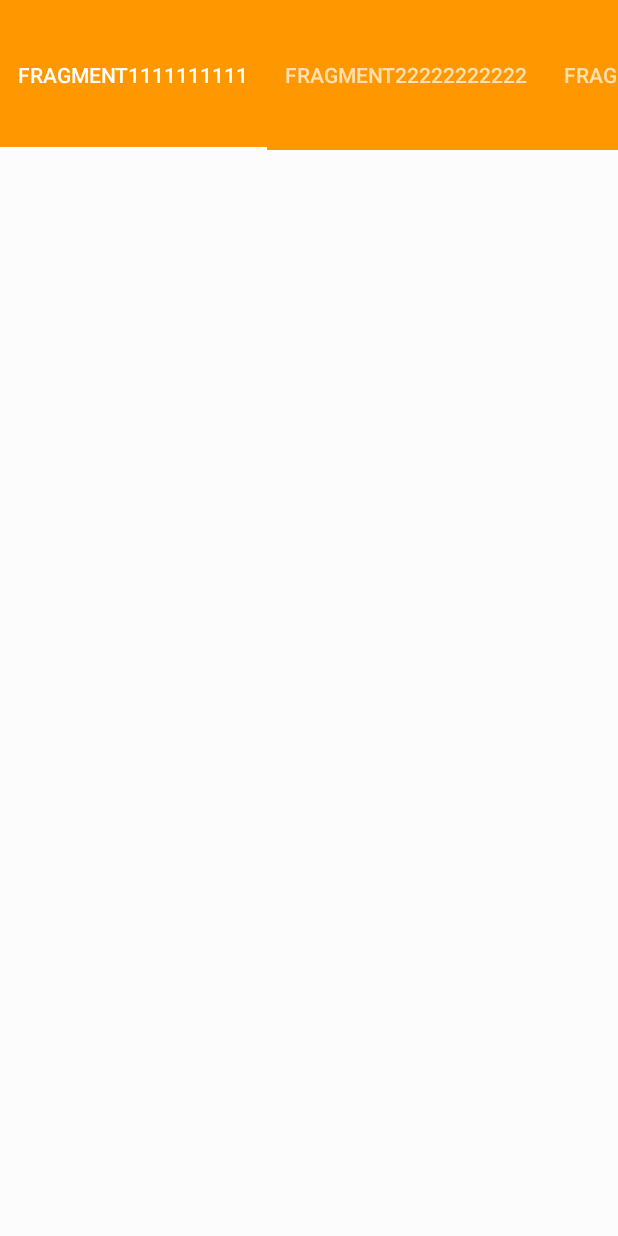
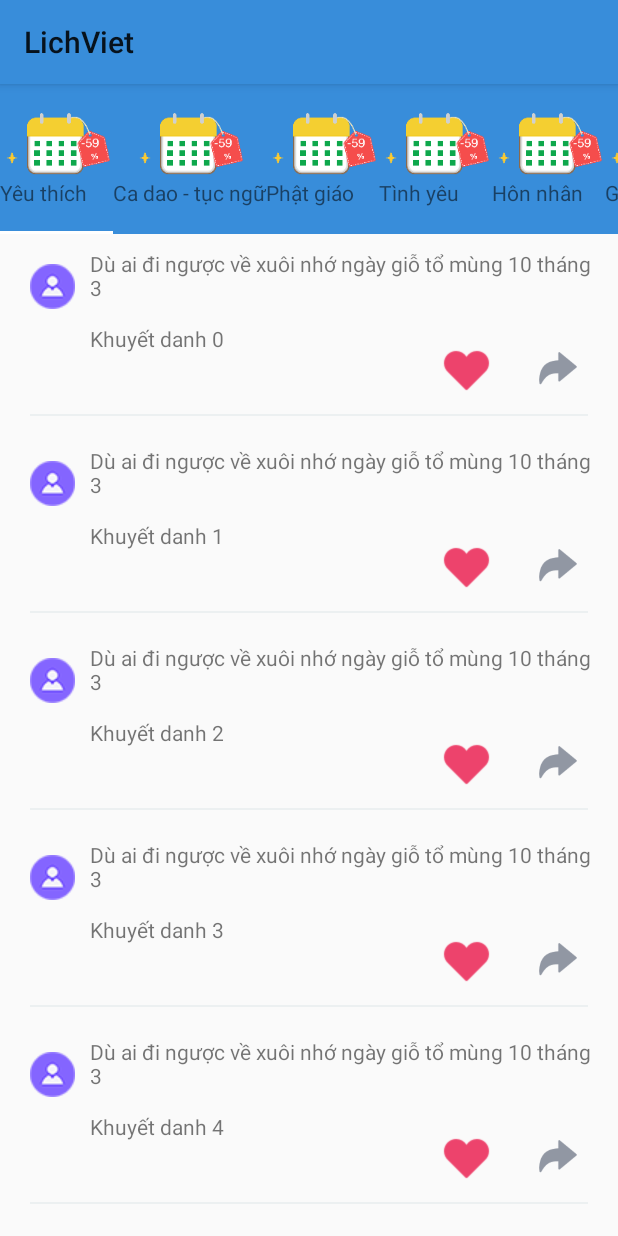
Before and after one commit to sonnvph06390/LichViet, an Android app: the DanhNgonActivity screen opened directly, with no data from a screen before it, on a phone screen of 412 x 824 dp. Run offline under Robolectric (Android 15) with nearby library versions, the phone set to English and light mode, and no system bars.

Commit message:
hoàn thiện fragment danh ngôn

```diff
--- a/app/src/main/AndroidManifest.xml
+++ b/app/src/main/AndroidManifest.xml
@@ -18,7 +18,8 @@
             android:name=".activity.SuKienActivity"
             android:theme="@style/AppTheme.NoActionBar" />
         <activity android:name=".activity.Tuvi2019Activity"></activity>
-        <activity android:name=".activity.DanhNgonActivity" />
+        <activity android:name=".activity.DanhNgonActivity"
+           android:theme="@style/AppTheme.ActionBar"/>
         <activity
             android:name=".activity.MonthViewActivity"
             android:theme="@style/AppThemeNoBar">
--- a/app/src/main/java/com/thuanthanh/lichviet/activity/DanhNgonActivity.java
+++ b/app/src/main/java/com/thuanthanh/lichviet/activity/DanhNgonActivity.java
@@ -1,6 +1,8 @@
 package com.thuanthanh.lichviet.activity;
 
 import android.os.Bundle;
+import android.view.LayoutInflater;
+import android.widget.TextView;
 
 import androidx.appcompat.app.ActionBar;
 import androidx.appcompat.app.AppCompatActivity;
@@ -17,20 +19,40 @@ import java.util.ArrayList;
 
 public class DanhNgonActivity extends AppCompatActivity {
     private TabLayout tabLayout;
+    private TabLayout tabLayout2;
     ViewPager viewPager;
     TabScrollDanhNgonAdapter viewPagerAdapter;
     ArrayList<Fragment> fragments;
-    ArrayList<String> titles;
+    ArrayList<String> titles = new ArrayList<>();
+    String[] listitle = new String[]{"Yêu thích","Ca dao - tục ngữ","Phật giáo",
+            "Tình yêu","Hôn nhân","Gia đình","Tình  bạn","Động lực","Thành công","Công việc"};
+
 
     @Override
     protected void onCreate(Bundle savedInstanceState) {
         super.onCreate(savedInstanceState);
         setContentView(R.layout.activity_danh_ngon);
         tabLayout = findViewById(R.id.tabLayout);
+        tabLayout2 = findViewById(R.id.tabLayout2);
         viewPager = findViewById(R.id.view_pager);
+//        titles = new ArrayList<>();
         cargarTitles();
         cargarFragment();
         ViewPagerEnTabLayout();
+        setupTabIcons();
+
+
+
+
+    }
+
+    private void setupTabIcons() {
+        for (int i = 0; i < 10; i++) {
+            TextView tab = (TextView) LayoutInflater.from(this).inflate(R.layout.custom_tablayout, null);
+            tab.setText(listitle[i]);
+            tab.setCompoundDrawablesWithIntrinsicBounds(0, R.drawable.i_1nam, 0, 0);
+            tabLayout.getTabAt(i).setCustomView(tab);
+        }
     }
 
     private void cargarFragment() {
@@ -48,17 +70,17 @@ public class DanhNgonActivity extends AppCompatActivity {
     }
 
     private void cargarTitles() {
-        titles = new ArrayList<>();
-        titles.add("Fragment1111111111");
-        titles.add("Fragment22222222222");
-        titles.add("Fragment3333333333");
-        titles.add("Fragment444444444");
-        titles.add("Fragment5555555555");
-        titles.add("Fragment666666666666");
-        titles.add("Fragment666666666666");
-        titles.add("Fragment666666666666");
-        titles.add("Fragment666666666666");
-        titles.add("Fragment666666666666");
+
+        titles.add("Yêu thích");
+        titles.add("Ca dao - tục ngữ");
+        titles.add("Phật giáo");
+        titles.add("Tình yêu");
+        titles.add("Hôn nhân");
+        titles.add("Gia đình");
+        titles.add("Tình  bạn");
+        titles.add("Động lực");
+        titles.add("Thành công");
+        titles.add("Công việc");
 
     }
 
@@ -66,5 +88,6 @@ public class DanhNgonActivity extends AppCompatActivity {
         viewPagerAdapter = new TabScrollDanhNgonAdapter(getSupportFragmentManager(), fragments, titles);
         viewPager.setAdapter(viewPagerAdapter);
         tabLayout.setupWithViewPager(viewPager);
+        tabLayout2.setupWithViewPager(viewPager);
     }
 }
--- /dev/null
+++ b/app/src/main/java/com/thuanthanh/lichviet/adapter/DanhNgonFragmentAdapter.java
@@ -0,0 +1,54 @@
+package com.thuanthanh.lichviet.adapter;
+
+import android.content.Context;
+import android.view.LayoutInflater;
+import android.view.View;
+import android.view.ViewGroup;
+import android.widget.TextView;
+
+import androidx.annotation.NonNull;
+import androidx.recyclerview.widget.RecyclerView;
+
+import com.thuanthanh.lichviet.R;
+import com.thuanthanh.lichviet.model.DanhNgonAuth;
+
+import java.util.List;
+
+public class DanhNgonFragmentAdapter extends RecyclerView.Adapter<DanhNgonFragmentAdapter.MyViewHolder> {
+    Context context;
+    List<DanhNgonAuth>listModel;
+
+    public DanhNgonFragmentAdapter(Context context, List<DanhNgonAuth> listModel) {
+        this.context = context;
+        this.listModel = listModel;
+    }
+
+    @NonNull
+    @Override
+    public MyViewHolder onCreateViewHolder(@NonNull ViewGroup parent, int viewType) {
+        View view= LayoutInflater.from(context).inflate(R.layout.item_danhngon_tab,parent,false);
+        return new MyViewHolder(view);
+    }
+
+    @Override
+    public void onBindViewHolder(@NonNull MyViewHolder holder, int position) {
+            holder.danhngon.setText(listModel.get(position).getDanhngon());
+            holder.tacgia.setText(listModel.get(position).getTacgia());
+
+    }
+
+    @Override
+    public int getItemCount() {
+        return listModel.size();
+    }
+
+    public class MyViewHolder extends RecyclerView.ViewHolder {
+        TextView danhngon;
+        TextView tacgia;
+        public MyViewHolder(@NonNull View itemView) {
+            super(itemView);
+            danhngon=itemView.findViewById(R.id.tv_item_danhngon);
+            tacgia=itemView.findViewById(R.id.tv_item_tacgia);
+        }
+    }
+}
--- a/app/src/main/java/com/thuanthanh/lichviet/fragment/DanhNgonFragment.java
+++ b/app/src/main/java/com/thuanthanh/lichviet/fragment/DanhNgonFragment.java
@@ -6,14 +6,36 @@ import android.view.View;
 import android.view.ViewGroup;
 
 import androidx.fragment.app.Fragment;
+import androidx.recyclerview.widget.LinearLayoutManager;
+import androidx.recyclerview.widget.RecyclerView;
+
 import com.thuanthanh.lichviet.R;
+import com.thuanthanh.lichviet.adapter.DanhNgonFragmentAdapter;
+import com.thuanthanh.lichviet.model.DanhNgon;
+import com.thuanthanh.lichviet.model.DanhNgonAuth;
+
+import java.util.ArrayList;
+import java.util.List;
 
 public class DanhNgonFragment extends Fragment {
+    RecyclerView recyclerView;
+    List<DanhNgonAuth>danhNgons;
+    DanhNgonFragmentAdapter adapter;
+    LinearLayoutManager linearLayoutManager;
 
     @Override
     public View onCreateView(LayoutInflater inflater, ViewGroup container,
                              Bundle savedInstanceState) {
         View view = inflater.inflate(R.layout.fragment_item_list, container, false);
+        recyclerView = view.findViewById(R.id.rcv_fragment_danhngon);
+        danhNgons = new ArrayList<DanhNgonAuth>();
+        for (int i=0; i<50; i++){
+            danhNgons.add(new DanhNgonAuth("Dù ai đi ngược về xuôi nhớ ngày giỗ tổ mùng 10 tháng 3", "Khuyết danh "+i));
+        }
+        adapter = new DanhNgonFragmentAdapter(getContext(),danhNgons );
+        linearLayoutManager=new LinearLayoutManager(getContext());
+        recyclerView.setAdapter(adapter);
+        recyclerView.setLayoutManager(linearLayoutManager);
         return view;
     }
 
--- /dev/null
+++ b/app/src/main/java/com/thuanthanh/lichviet/model/DanhNgonAuth.java
@@ -0,0 +1,30 @@
+package com.thuanthanh.lichviet.model;
+
+public class DanhNgonAuth {
+    private String danhngon;
+    private String tacgia;
+
+    public DanhNgonAuth() {
+    }
+
+    public DanhNgonAuth(String danhngon, String tacgia) {
+        this.danhngon = danhngon;
+        this.tacgia = tacgia;
+    }
+
+    public String getDanhngon() {
+        return danhngon;
+    }
+
+    public void setDanhngon(String danhngon) {
+        this.danhngon = danhngon;
+    }
+
+    public String getTacgia() {
+        return tacgia;
+    }
+
+    public void setTacgia(String tacgia) {
+        this.tacgia = tacgia;
+    }
+}
--- a/app/src/main/res/layout/activity_danh_ngon.xml
+++ b/app/src/main/res/layout/activity_danh_ngon.xml
@@ -1,26 +1,33 @@
 <?xml version="1.0" encoding="utf-8"?>
-<androidx.coordinatorlayout.widget.CoordinatorLayout xmlns:android="http://schemas.android.com/apk/res/android"
+<FrameLayout xmlns:android="http://schemas.android.com/apk/res/android"
     xmlns:app="http://schemas.android.com/apk/res-auto"
     xmlns:tools="http://schemas.android.com/tools"
     android:layout_width="match_parent"
     android:layout_height="match_parent"
-    android:background="#fcfcfc">
+    android:orientation="vertical"
+    tools:context=".activity.DanhNgonActivity">
+    <com.google.android.material.tabs.TabLayout
+        android:id="@+id/tabLayout2"
+        android:layout_width="match_parent"
+        android:layout_height="50dp"
+        app:layout_collapseMode="parallax"
+        android:background="@color/colorPrimary"
+        app:tabGravity="fill"
+        app:tabMode="scrollable" />
+
+    <androidx.coordinatorlayout.widget.CoordinatorLayout
+        android:id="@+id/coordinatorLayout"
+        android:layout_width="match_parent"
+        android:layout_height="match_parent">
 
         <com.google.android.material.appbar.AppBarLayout
-        android:id="@+id/appbar"
             android:layout_width="match_parent"
-        android:layout_height="100dp"
-        android:theme="@style/ThemeOverlay.AppCompat.Dark.ActionBar">
+            android:layout_height="wrap_content">
 
             <com.google.android.material.appbar.CollapsingToolbarLayout
                 android:layout_width="match_parent"
                 android:layout_height="match_parent"
-            android:background="#FF9800"
-            app:contentScrim="?attr/colorPrimary"
-            app:expandedTitleMarginEnd="64dp"
-            app:expandedTitleMarginStart="48dp"
-            app:layout_scrollFlags="scroll|exitUntilCollapsed"
-            app:title="App title">
+                app:layout_scrollFlags="scroll|exitUntilCollapsed">
 
                 <com.google.android.material.tabs.TabLayout
                     android:id="@+id/tabLayout"
@@ -30,27 +37,15 @@
                     app:tabGravity="fill"
                     app:tabMode="scrollable" />
 
-            <com.google.android.material.tabs.TabLayout
-                android:layout_width="match_parent"
-                android:layout_height="50dp"
-                app:layout_collapseMode="pin"
-                app:tabGravity="fill"
-                app:tabMode="scrollable" />
             </com.google.android.material.appbar.CollapsingToolbarLayout>
         </com.google.android.material.appbar.AppBarLayout>
 
-    <LinearLayout
+        <androidx.viewpager.widget.ViewPager
+            android:paddingTop="50dp"
+            android:id="@+id/view_pager"
             android:layout_width="match_parent"
             android:layout_height="match_parent"
-        android:orientation="vertical"
-        app:layout_behavior="@string/appbar_scrolling_view_behavior">
-
-        <androidx.viewpager.widget.ViewPager
-            android:id="@+id/view_pager"
-            android:layout_width="match_parent"
-            android:layout_height="wrap_content"
             app:layout_behavior="@string/appbar_scrolling_view_behavior" />
 
-    </LinearLayout>
-
     </androidx.coordinatorlayout.widget.CoordinatorLayout>
+</FrameLayout>
--- /dev/null
+++ b/app/src/main/res/layout/custom_tablayout.xml
@@ -0,0 +1,6 @@
+<?xml version="1.0" encoding="utf-8"?>
+<TextView xmlns:android="http://schemas.android.com/apk/res/android"
+    android:layout_width="wrap_content"
+    android:layout_height="wrap_content"
+  android:id="@+id/customTab">
+</TextView>
--- a/app/src/main/res/layout/fragment_item_list.xml
+++ b/app/src/main/res/layout/fragment_item_list.xml
@@ -2,7 +2,7 @@
 <androidx.recyclerview.widget.RecyclerView xmlns:android="http://schemas.android.com/apk/res/android"
     xmlns:app="http://schemas.android.com/apk/res-auto"
     xmlns:tools="http://schemas.android.com/tools"
-    android:id="@+id/list"
+    android:id="@+id/rcv_fragment_danhngon"
     android:name="com.example.tablayout.fragment.ItemFragment"
     android:layout_width="match_parent"
     android:layout_height="match_parent"
--- a/app/src/main/res/layout/item_danhngon_tab.xml
+++ b/app/src/main/res/layout/item_danhngon_tab.xml
@@ -1,7 +1,7 @@
 <?xml version="1.0" encoding="utf-8"?>
 <LinearLayout xmlns:android="http://schemas.android.com/apk/res/android"
     android:layout_width="match_parent"
-    android:layout_height="match_parent"
+    android:layout_height="wrap_content"
     android:padding="10dp"
     android:orientation="vertical">
 
@@ -15,10 +15,11 @@
             android:src="@drawable/sukien_canhan_compact"
             android:layout_width="wrap_content"
             android:layout_height="wrap_content"/>
+
         <TextView
             android:id="@+id/tv_item_danhngon"
             android:layout_width="match_parent"
-            android:layout_height="match_parent"/>
+            android:layout_height="match_parent" />
     </LinearLayout>
     <LinearLayout
         android:orientation="horizontal"
@@ -26,6 +27,7 @@
         android:layout_width="match_parent"
         android:layout_height="wrap_content">
         <TextView
+            android:layout_marginLeft="50dp"
             android:layout_weight="1"
             android:id="@+id/tv_item_tacgia"
             android:layout_width="wrap_content"
--- a/app/src/main/res/values/styles.xml
+++ b/app/src/main/res/values/styles.xml
@@ -31,6 +31,10 @@
         <item name="windowActionBar">false</item>
         <item name="windowNoTitle">true</item>
     </style>
+    <style name="AppTheme.ActionBar">
+        <item name="windowActionBar">true</item>
+        <item name="windowNoTitle">false</item>
+    </style>
 
     <style name="AppTheme.AppBarOverlay" parent="ThemeOverlay.AppCompat.Dark.ActionBar" />
 
```
Lines whose indentation alone changed are shown as unchanged.
